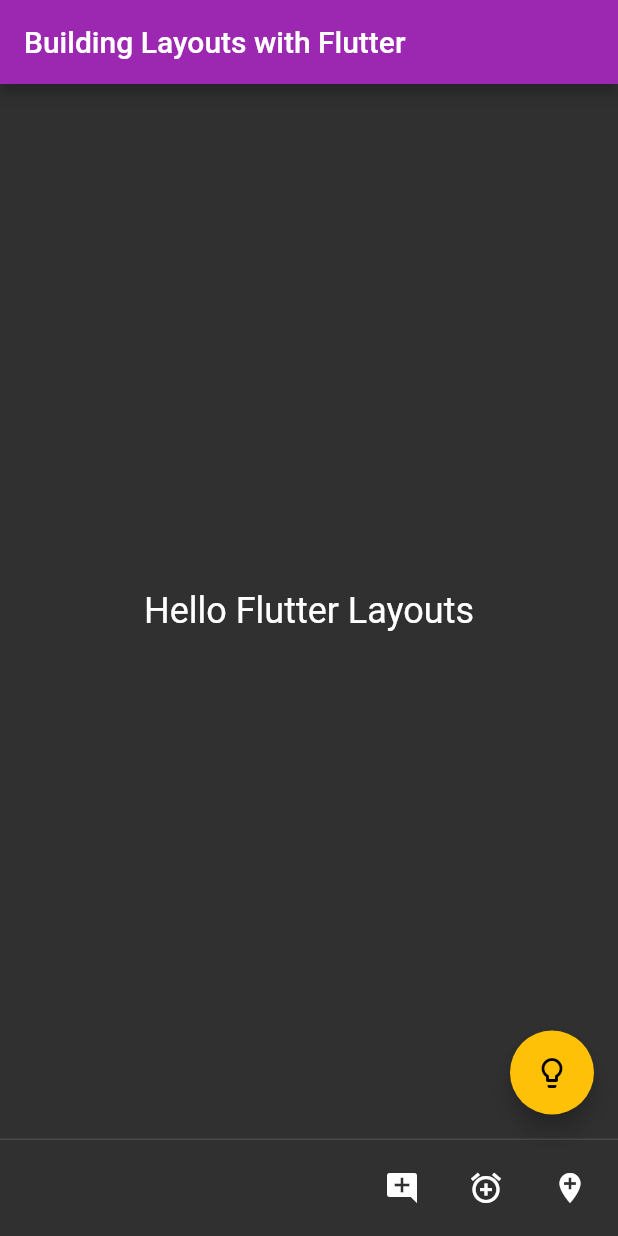
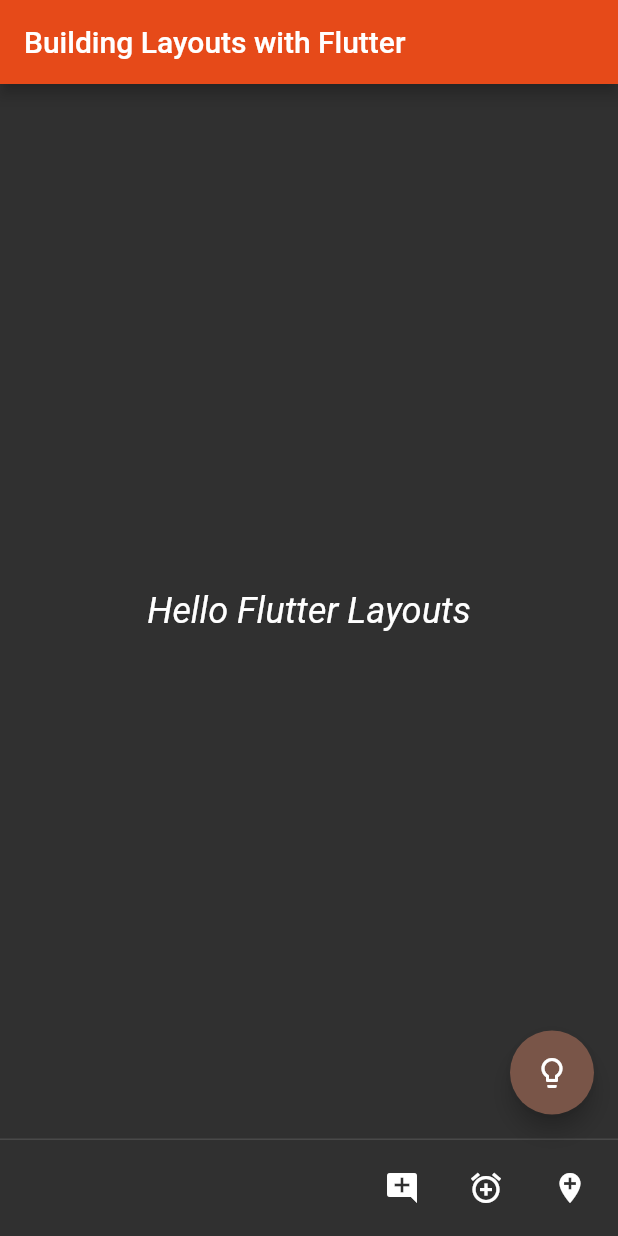
Before and after one commit to ChidiChuks/hello_layouts, a Flutter app: the screen it shows after launch, on a phone screen of 412 x 824 dp. Run offline on Flutter 3.47's test engine with Material 2 defaults, Android fonts, the phone set to English and light mode, and no system bars.

Commit message:
update on text theme with body1 text style

```diff
--- a/lib/main.dart
+++ b/lib/main.dart
@@ -8,8 +8,14 @@ class MyApp extends StatelessWidget {
     return MaterialApp(
       theme: ThemeData(
         brightness: Brightness.dark,
-        primaryColor: Colors.purple,
-        accentColor: Colors.amber,
+        primaryColor: Color(0xffE64A19),
+        accentColor: Color(0xff795548),
+        textTheme: TextTheme(
+          body1: TextStyle(
+            fontSize: 24,
+            fontStyle: FontStyle.italic,
+          ),
+        ),
       ),
       home: Scaffold(
         appBar: AppBar(
```
